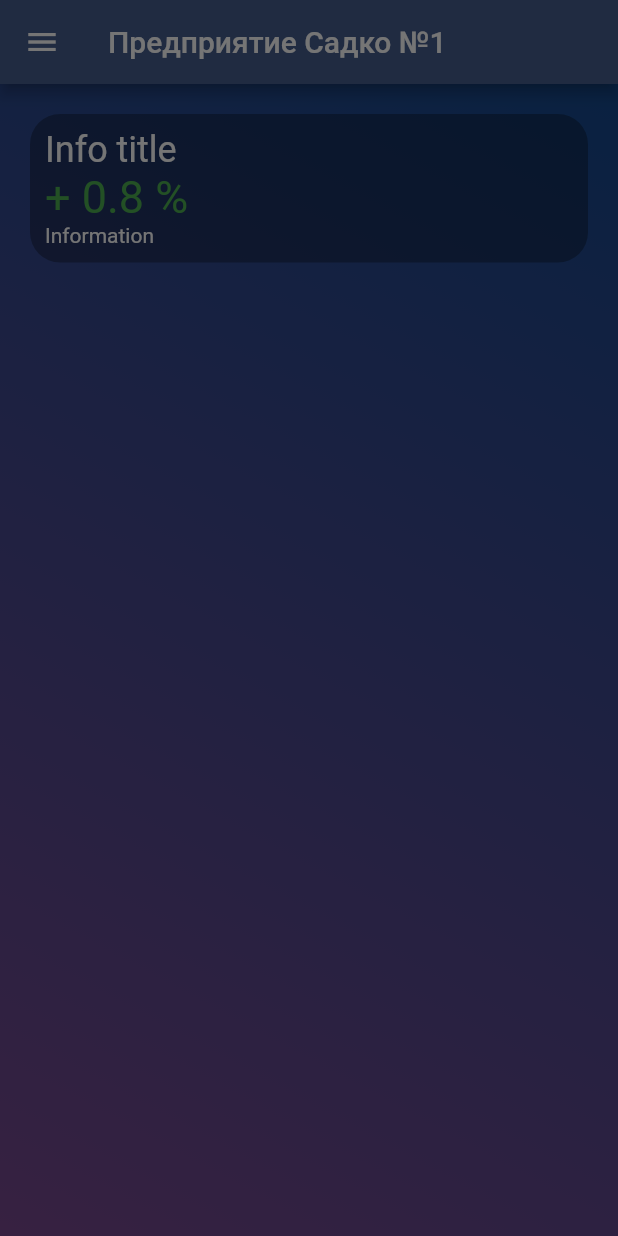
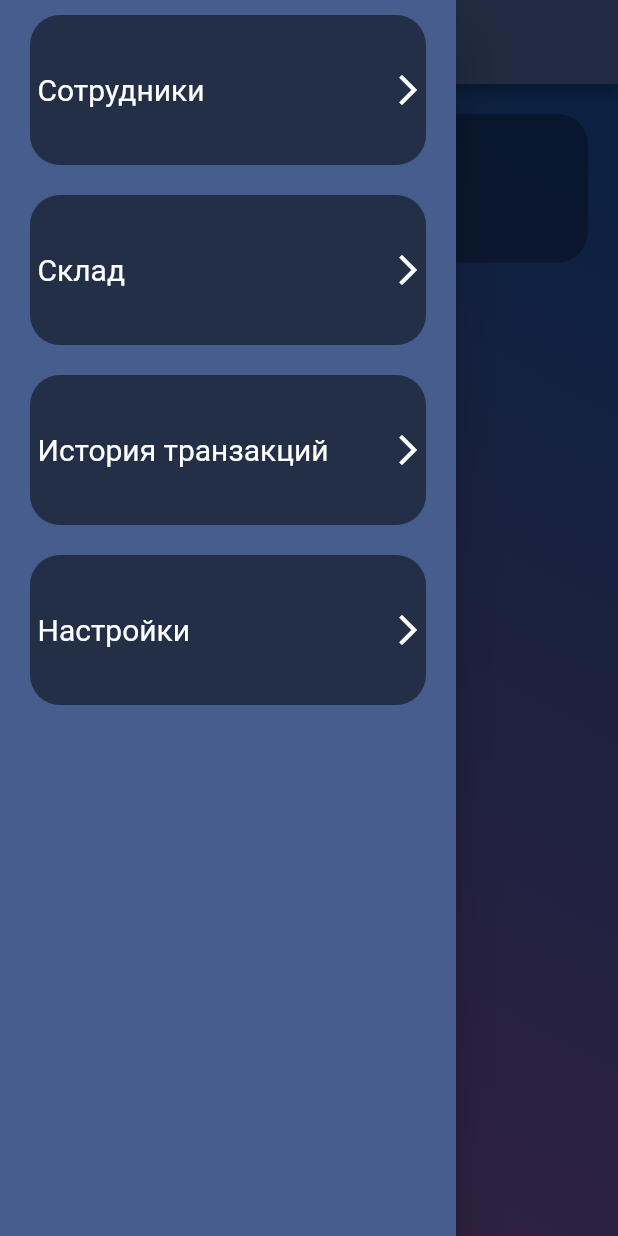
Before and after one commit to streetprogman/flutter_all_platforms_project, a Flutter app: the screen it shows after launch, with the side drawer open, on a phone screen of 412 x 824 dp. Run offline on Flutter 3.47's test engine with Material 2 defaults, Android fonts, the phone set to English and light mode, and no system bars; our stand-ins replace dio, firebase_auth, get, get_storage, pretty_dio_logger; accounts and stored records are empty.

Commit message:
Added drawer items

```diff
--- a/lib/components/drawer_item.dart
+++ b/lib/components/drawer_item.dart
@@ -1,10 +1,34 @@
 import 'package:flutter/material.dart';
 
 class DrawerItem extends StatelessWidget {
-  const DrawerItem({Key? key}) : super(key: key);
+  final text;
+  const DrawerItem({required this.text});
 
   @override
   Widget build(BuildContext context) {
-    return ListTile();
+    return GestureDetector(
+      onTap: () {},
+      child: Padding(
+        padding: const EdgeInsets.symmetric(vertical: 10.0, horizontal: 20),
+        child: Container(
+          padding: const EdgeInsets.only(left: 5.0),
+          decoration: BoxDecoration(
+            borderRadius: BorderRadius.circular(20.0),
+            color: Colors.black.withOpacity(0.5),
+          ),
+          height: 100,
+          child: Row(
+            mainAxisAlignment: MainAxisAlignment.spaceBetween,
+            children: [
+              Text(
+                text,
+                style: TextStyle(color: Colors.white, fontSize: 20),
+              ),
+              Icon(Icons.arrow_forward_ios, color: Colors.white)
+            ],
+          ),
+        ),
+      ),
+    );
   }
 }
--- a/lib/screens/homepage_screen.dart
+++ b/lib/screens/homepage_screen.dart
@@ -1,4 +1,5 @@
 import 'package:flutter/material.dart';
+import 'package:flutter_all_platforms_project/components/drawer_item.dart';
 import 'package:flutter_all_platforms_project/components/homepage_card.dart';
 import 'package:flutter_all_platforms_project/constants/color_constants.dart';
 import 'package:get/get.dart';
@@ -16,19 +17,24 @@ class HomePageScreen extends StatelessWidget {
           style: Get.textTheme.headline6,
         ),
       ),
-      drawer: Column(
+      drawer: Drawer(
+        child: Container(
+          color: ColorConstants.appBarBackground,
+          child: Column(
             children: [
               Expanded(
                 child: ListView(
                   children: [
-                ListTile(),
-                ListTile(),
-                ListTile(),
-                ListTile(),
+                    DrawerItem(text: "Сотрудники"),
+                    DrawerItem(text: "Склад"),
+                    DrawerItem(text: "История транзакций"),
+                    DrawerItem(text: "Настройки"),
                   ],
                 ),
               )
             ],
+          ),
+        ),
       ),
       body: DefaultTextStyle(
         style: TextStyle(color: Colors.white),
```
Also changed, not shown: pubspec.lock, 27 other files. Lines whose indentation alone changed are shown as unchanged.
